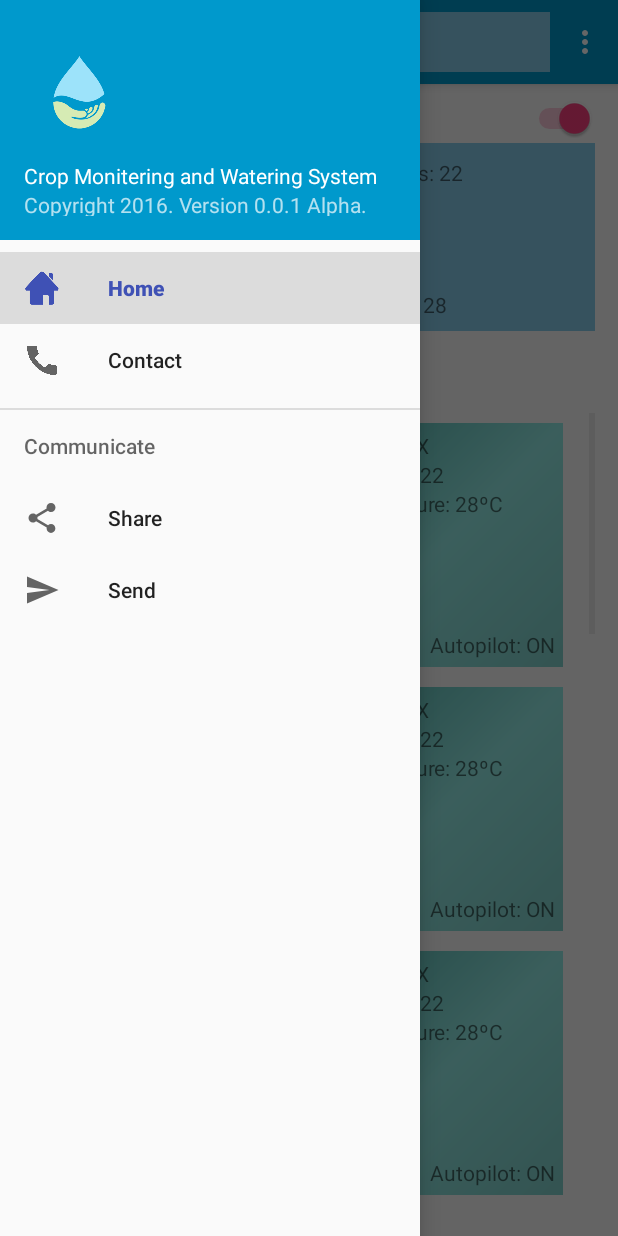
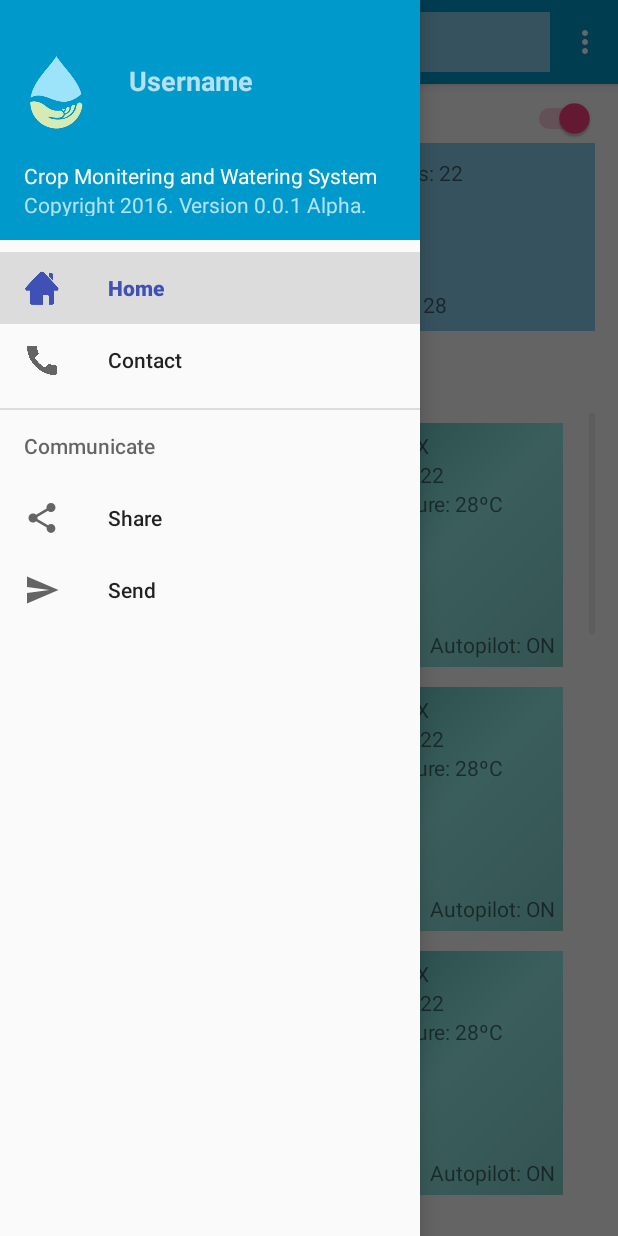
Before and after one commit to rathaROG/MWS, an Android app: the MainActivity screen opened directly, with no data from a screen before it, with the side drawer open, on a phone screen of 412 x 824 dp. Run offline under Robolectric (Android 15) with nearby library versions, the phone set to English and light mode, and no system bars.

Commit message:
major update 2

```diff
--- a/app/src/main/java/com/ratharog/mws/activity/MainActivity.java
+++ b/app/src/main/java/com/ratharog/mws/activity/MainActivity.java
@@ -1,9 +1,12 @@
 package com.ratharog.mws.activity;
 
+import android.content.DialogInterface;
+import android.content.SharedPreferences;
 import android.os.Build;
 import android.os.Bundle;
 import android.support.design.widget.FloatingActionButton;
 import android.support.design.widget.Snackbar;
+import android.support.v7.app.AlertDialog;
 import android.view.View;
 import android.support.design.widget.NavigationView;
 import android.support.v4.view.GravityCompat;
@@ -57,16 +60,16 @@ public class MainActivity extends AppCompatActivity
     }
 
     public void loadGridView() {
-        GridView gridview = (GridView) findViewById(R.id.gridView);
-        gridview.setAdapter(new ImageAdapter(this));
+        GridView gridView = (GridView) findViewById(R.id.gridView);
+        gridView.setAdapter(new ImageAdapter(this));
 
-        /*gridview.setOnItemClickListener(new AdapterView.OnItemClickListener() {
+        gridView.setOnItemClickListener(new AdapterView.OnItemClickListener() {
             public void onItemClick(AdapterView<?> parent, View v,
                                     int position, long id) {
                 Toast.makeText(MainActivity.this, "" + position,
                         Toast.LENGTH_SHORT).show();
             }
-        });*/
+        });
     }
 
     @Override
@@ -83,6 +86,12 @@ public class MainActivity extends AppCompatActivity
     public boolean onCreateOptionsMenu(Menu menu) {
         // Inflate the menu; this adds items to the action bar if it is present.
         getMenuInflater().inflate(R.menu.main, menu);
+
+        SharedPreferences settings = getSharedPreferences("settings", 0);
+        boolean isChecked = settings.getBoolean("checkbox", false);
+        MenuItem item = menu.findItem(R.id.action_remember_me);
+        item.setChecked(isChecked);
+
         return true;
     }
 
@@ -94,7 +103,30 @@ public class MainActivity extends AppCompatActivity
         int id = item.getItemId();
 
         //noinspection SimplifiableIfStatement
-        if (id == R.id.action_settings) {
+        if (id == R.id.action_sign_out) {
+
+
+            new AlertDialog.Builder(this)
+                    .setTitle("Log out and Exit")
+                    .setMessage("Do you want to log out and exit?")
+                    .setIcon(android.R.drawable.ic_dialog_alert)
+                    .setPositiveButton(android.R.string.yes, new DialogInterface.OnClickListener() {
+                        public void onClick(DialogInterface dialog, int whichButton) {
+                            System.exit(0);
+                        }
+                    })
+                    .setNegativeButton(android.R.string.no, null).show();
+
+            return true;
+        }
+
+        //noinspection SimplifiableIfStatement
+        if (id == R.id.action_remember_me) {
+            item.setChecked(!item.isChecked());
+            SharedPreferences settings = getSharedPreferences("settings", 0);
+            SharedPreferences.Editor editor = settings.edit();
+            editor.putBoolean("checkbox", item.isChecked());
+            editor.commit();
             return true;
         }
 
@@ -106,7 +138,7 @@ public class MainActivity extends AppCompatActivity
     public boolean onNavigationItemSelected(MenuItem item) {
         // Handle navigation view item clicks here.
         int id = item.getItemId();
-        ViewFlipper vf = (ViewFlipper)findViewById(R.id.vf);
+        ViewFlipper vf = (ViewFlipper) findViewById(R.id.vf);
 
         if (id == R.id.nav_home) {
             // Handle the camera action
--- a/app/src/main/res/layout/nav_header_main.xml
+++ b/app/src/main/res/layout/nav_header_main.xml
@@ -12,12 +12,29 @@
     android:paddingTop="@dimen/activity_vertical_margin"
     android:theme="@style/ThemeOverlay.AppCompat.Dark">
 
-    <ImageView
-        android:id="@+id/imageView"
-        android:layout_width="75dp"
+    <RelativeLayout
+        android:layout_width="match_parent"
         android:layout_height="75dp"
-        android:paddingTop="@dimen/nav_header_vertical_spacing"
-        app:srcCompat="@drawable/mws_logo" />
+        android:paddingTop="@dimen/nav_header_vertical_spacing">
+
+        <ImageView
+            android:id="@+id/imageView"
+            android:layout_width="75dp"
+            android:layout_height="75dp"
+            android:layout_marginLeft="-15dp"
+            app:srcCompat="@drawable/mws_logo" />
+
+        <TextView
+            android:text="Username"
+            android:layout_width="wrap_content"
+            android:layout_height="wrap_content"
+            android:layout_toRightOf="@id/imageView"
+            android:layout_marginLeft="10dp"
+            android:layout_centerVertical="true"
+            android:textSize="18sp"
+            android:textStyle="normal|bold" />
+
+    </RelativeLayout>
 
     <TextView
         android:layout_width="match_parent"
--- a/app/src/main/res/menu/main.xml
+++ b/app/src/main/res/menu/main.xml
@@ -1,9 +1,19 @@
 <?xml version="1.0" encoding="utf-8"?>
 <menu xmlns:android="http://schemas.android.com/apk/res/android"
     xmlns:app="http://schemas.android.com/apk/res-auto">
+
     <item
-        android:id="@+id/action_settings"
+        android:id="@+id/action_remember_me"
         android:orderInCategory="100"
-        android:title="@string/action_settings"
+        android:title="@string/action_remember"
+        app:showAsAction="never"
+        android:visible="true"
+        android:checkable="true" />
+
+    <item
+        android:id="@+id/action_sign_out"
+        android:orderInCategory="100"
+        android:title="@string/action_sign_out"
         app:showAsAction="never" />
+
 </menu>
--- a/app/src/main/res/values/strings.xml
+++ b/app/src/main/res/values/strings.xml
@@ -5,6 +5,8 @@
     <string name="navigation_drawer_close">Close navigation drawer</string>
 
     <string name="action_settings">Settings</string>
+    <string name="action_sign_out">Log out</string>
+    <string name="action_remember">Always remember me</string>
 
     <string name="search_hint">search field</string>
 </resources>
```
